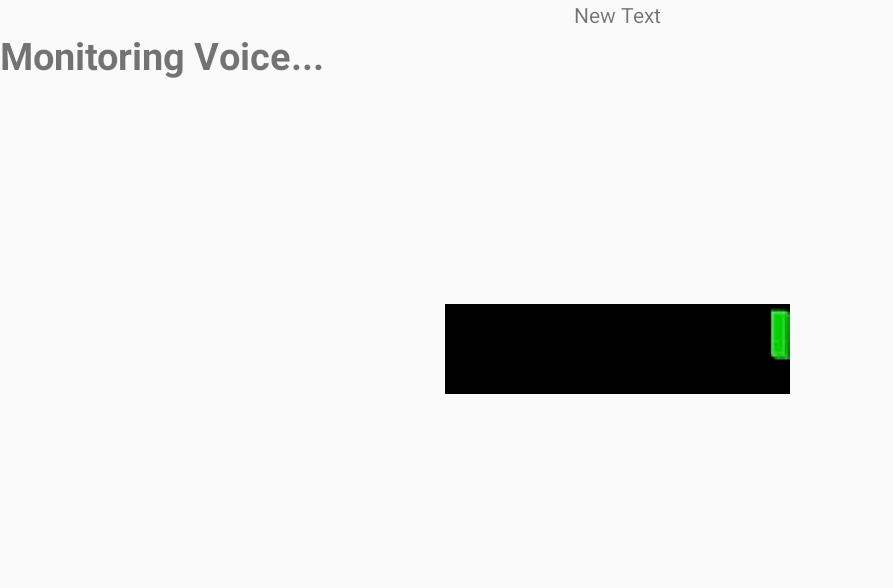
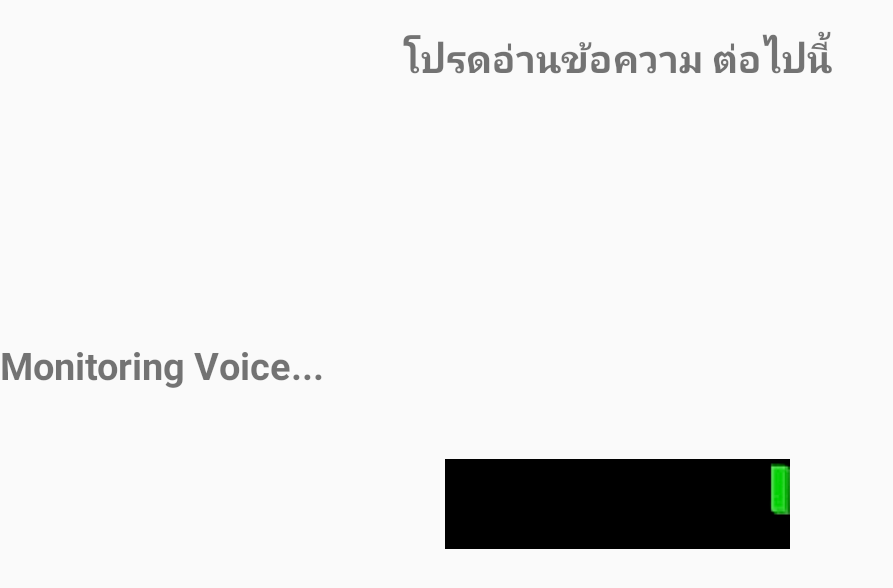
Before and after one commit to masterUNG/BroadcasterTest, an Android app: the ShowVideoActivity screen opened directly, with no data from a screen before it, after a tap on "TEST", on a phone screen of 824 x 412 dp (held sideways). Shown: the top 588 px of the screen, without its empty margins (0-893 px from the left). Run offline under Robolectric (Android 15) with nearby library versions, the light colour scheme and no system bars.

Commit message:
Show Detail View Finish

```diff
--- a/app/src/main/java/appewtc/masterung/broadcastertest/DetailListView.java
+++ b/app/src/main/java/appewtc/masterung/broadcastertest/DetailListView.java
@@ -11,7 +11,7 @@ import android.widget.ListView;
 public class DetailListView extends AppCompatActivity {
 
     //Explicit
-    private String[] titleStrings;
+    private String[] titleStrings, detailStrings;
     private int iconAnInt;
     private int[] videoInts;
 
@@ -45,6 +45,7 @@ public class DetailListView extends AppCompatActivity {
                 //Intent to ShowVideoActivity
                 Intent objIntent = new Intent(DetailListView.this, ShowVideoActivity.class);
                 objIntent.putExtra("Title", titleStrings[i]);
+                objIntent.putExtra("Detail", detailStrings[i]);
                 objIntent.putExtra("Video", videoInts[i]);
                 startActivity(objIntent);
 
@@ -57,6 +58,7 @@ public class DetailListView extends AppCompatActivity {
     private void receiveValue() {
 
         titleStrings = getIntent().getStringArrayExtra("Title");
+        detailStrings = getIntent().getStringArrayExtra("Detail");
         iconAnInt = getIntent().getIntExtra("Icon", R.drawable.nameread);
         videoInts = getIntent().getIntArrayExtra("Video");
 
--- a/app/src/main/java/appewtc/masterung/broadcastertest/MainActivity.java
+++ b/app/src/main/java/appewtc/masterung/broadcastertest/MainActivity.java
@@ -15,6 +15,7 @@ public class MainActivity extends AppCompatActivity implements View.OnClickListe
             R.raw.talkname4, R.raw.talkname5, R.raw.talkname6, R.raw.talkname7,
             R.raw.talkname8, R.raw.talkname9, R.raw.talkname10, R.raw.talkname11,
             R.raw.talkname12, R.raw.talkname13, R.raw.talkname14, R.raw.talkname15};
+    private String[] detailStrings;
 
 
     @Override
@@ -52,16 +53,19 @@ public class MainActivity extends AppCompatActivity implements View.OnClickListe
         switch (view.getId()) {
             case R.id.imageView2:
                 resultStrings = getResources().getStringArray(R.array.talkname);
+                detailStrings = getResources().getStringArray(R.array.talkname_detail);
                 intIcon = R.drawable.nameread;
                 sourceVideo = myVideo;
                 break;
             case R.id.imageView3:
                 resultStrings = getResources().getStringArray(R.array.testmale);
+                detailStrings = getResources().getStringArray(R.array.testmale_detail);
                 intIcon = R.drawable.testboy;
                 sourceVideo = myVideo;
                 break;
             case R.id.imageView4:
                 resultStrings = getResources().getStringArray(R.array.testfemale);
+                detailStrings = getResources().getStringArray(R.array.testfemale_detail);
                 intIcon = R.drawable.gtest;
                 sourceVideo = myVideo;
                 break;
@@ -75,6 +79,7 @@ public class MainActivity extends AppCompatActivity implements View.OnClickListe
         //Intent to Detail ListView
         Intent objIntent = new Intent(MainActivity.this, DetailListView.class);
         objIntent.putExtra("Title", resultStrings);
+        objIntent.putExtra("Detail", detailStrings);
         objIntent.putExtra("Icon", intIcon);
         objIntent.putExtra("Video", sourceVideo);
         startActivity(objIntent);
--- a/app/src/main/java/appewtc/masterung/broadcastertest/ShowVideoActivity.java
+++ b/app/src/main/java/appewtc/masterung/broadcastertest/ShowVideoActivity.java
@@ -4,7 +4,6 @@ import android.content.Intent;
 import android.net.Uri;
 import android.os.Bundle;
 import android.support.v7.app.AppCompatActivity;
-import android.util.Log;
 import android.view.View;
 import android.widget.MediaController;
 import android.widget.TextView;
@@ -15,7 +14,7 @@ public class ShowVideoActivity extends AppCompatActivity {
     //Explicit ประกาศตัวแปร
     private TextView titleTextView;
     private VideoView showVideoView;
-    private String strTitle;
+    private String strTitle, detailString;
 
     @Override
     protected void onCreate(Bundle savedInstanceState) {
@@ -65,10 +64,11 @@ public class ShowVideoActivity extends AppCompatActivity {
 
     public void clickTest(View view) {
 
-        Log.d("10March", "Click Test");
+        detailString = getIntent().getStringExtra("Detail");
 
         Intent intent = new Intent(ShowVideoActivity.this, TestActivity.class);
         intent.putExtra("Title", strTitle);
+        intent.putExtra("Detail", detailString);
         startActivity(intent);
     }
 
--- a/app/src/main/java/appewtc/masterung/broadcastertest/TestActivity.java
+++ b/app/src/main/java/appewtc/masterung/broadcastertest/TestActivity.java
@@ -10,6 +10,13 @@ import android.widget.TextView;
 import android.widget.Toast;
 
 public class TestActivity extends Activity  {
+
+    //Explicit
+    private TextView showDetailTextView;
+    private String detailString;
+
+
+
     /* constants */
     private static final int POLL_INTERVAL = 300;
 
@@ -70,6 +77,10 @@ public class TestActivity extends Activity  {
         // Defined SoundLevelView in main.xml file
         setContentView(R.layout.activity_test);
         mStatusView = (TextView) findViewById(R.id.status);
+        showDetailTextView = (TextView) findViewById(R.id.textView5);
+
+        //Show Detail View
+        showDetailView();
 
         // Used to record voice
         mSensor = new SoundMeter();
@@ -77,6 +88,11 @@ public class TestActivity extends Activity  {
 
         PowerManager pm = (PowerManager) getSystemService(Context.POWER_SERVICE);
         mWakeLock = pm.newWakeLock(PowerManager.SCREEN_DIM_WAKE_LOCK, "NoiseAlert");
+    }
+
+    private void showDetailView() {
+        detailString = getIntent().getStringExtra("Detail");
+        showDetailTextView.setText(detailString);
     }
 
 
--- a/app/src/main/res/layout-land/activity_test.xml
+++ b/app/src/main/res/layout-land/activity_test.xml
@@ -8,9 +8,34 @@
     <TextView
         android:layout_width="wrap_content"
         android:layout_height="wrap_content"
-        android:text="New Text"
+        android:text="@string/title_test"
         android:id="@+id/textView4"
-        android:layout_gravity="center_horizontal" />
+        android:layout_gravity="center_horizontal"
+        android:textSize="@dimen/h1"
+        android:textStyle="bold"
+        android:layout_margin="20dp" />
+
+    <ScrollView
+        android:layout_width="match_parent"
+        android:layout_height="150dp"
+        android:id="@+id/scrollView"
+        android:layout_marginLeft="30dp"
+        android:layout_marginRight="30dp" >
+
+        <LinearLayout
+            android:orientation="vertical"
+            android:layout_width="match_parent"
+            android:layout_height="match_parent"
+            android:gravity="center_horizontal">
+
+            <TextView
+                android:layout_width="wrap_content"
+                android:layout_height="wrap_content"
+                android:text="New Text"
+                android:id="@+id/textView5"
+                android:textSize="@dimen/h2" />
+        </LinearLayout>
+    </ScrollView>
 
     <TextView
         android:id="@+id/status"
--- a/app/src/main/res/values/detail_data.xml
+++ b/app/src/main/res/values/detail_data.xml
@@ -26,9 +26,9 @@
     <string-array name="testmale_detail">
 
 
-        <item>แบบทดสอบสำหรับผู้ชายชุดที่ 1 detail</item>
-        <item>แบบทดสอบสำหรับผู้ชายชุดที่ 2 detail</item>
-        <item>แบบทดสอบสำหรับผู้ชายชุดที่ 3 detail</item>
+        <item>แบบทดสอบสำหรับผู้ชายชุดที่ 1 detailแบบทดสอบสำหรับผู้ชายชุดที่ 1 detailแบบทดสอบสำหรับผู้ชายชุดที่ 1 detailแบบทดสอบสำหรับผู้ชายชุดที่ 1 detailแบบทดสอบสำหรับผู้ชายชุดที่ 1 detailแบบทดสอบสำหรับผู้ชายชุดที่ 1 detailแบบทดสอบสำหรับผู้ชายชุดที่ 1 detailแบบทดสอบสำหรับผู้ชายชุดที่ 1 detailแบบทดสอบสำหรับผู้ชายชุดที่ 1 detailแบบทดสอบสำหรับผู้ชายชุดที่ 1 detailแบบทดสอบสำหรับผู้ชายชุดที่ 1 detailแบบทดสอบสำหรับผู้ชายชุดที่ 1 detailแบบทดสอบสำหรับผู้ชายชุดที่ 1 detailแบบทดสอบสำหรับผู้ชายชุดที่ 1 detail</item>
+        <item>แบบทดสอบสำหรับผู้ชายชุดที่ 2 detailแบบทดสอบสำหรับผู้ชายชุดที่ 2 detailแบบทดสอบสำหรับผู้ชายชุดที่ 2 detailแบบทดสอบสำหรับผู้ชายชุดที่ 2 detailแบบทดสอบสำหรับผู้ชายชุดที่ 2 detailแบบทดสอบสำหรับผู้ชายชุดที่ 2 detail</item>
+        <item>แบบทดสอบสำหรับผู้ชายชุดที่ 3 detailแบบทดสอบสำหรับผู้ชายชุดที่ 3 detailแบบทดสอบสำหรับผู้ชายชุดที่ 3 detailแบบทดสอบสำหรับผู้ชายชุดที่ 3 detail</item>
         <item>แบบทดสอบสำหรับผู้ชายชุดที่ 4 detail</item>
         <item>แบบทดสอบสำหรับผู้ชายชุดที่ 5 detail</item>
     </string-array>
--- a/app/src/main/res/values/strings.xml
+++ b/app/src/main/res/values/strings.xml
@@ -5,4 +5,6 @@
     <string name="newtest_male">แบบทดสอบ ประกาศข่าว ผู้ชาย</string>
     <string name="newtest_female">แบบทดสอบ ประกาศข่าว ผู้หญิง</string>
 
+    <string name="title_test">โปรดอ่านข้อความ ต่อไปนี้</string>
+
 </resources>
--- /dev/null
+++ b/app/src/main/res/values/url_video.xml
@@ -0,0 +1,6 @@
+<?xml version="1.0" encoding="utf-8"?>
+<resources>
+
+
+
+</resources>
--- a/build.gradle
+++ b/build.gradle
@@ -5,7 +5,7 @@ buildscript {
         jcenter()
     }
     dependencies {
-        classpath 'com.android.tools.build:gradle:2.0.0-beta6'
+        classpath 'com.android.tools.build:gradle:2.1.0-alpha1'
 
         // NOTE: Do not place your application dependencies here; they belong
         // in the individual module build.gradle files
```
